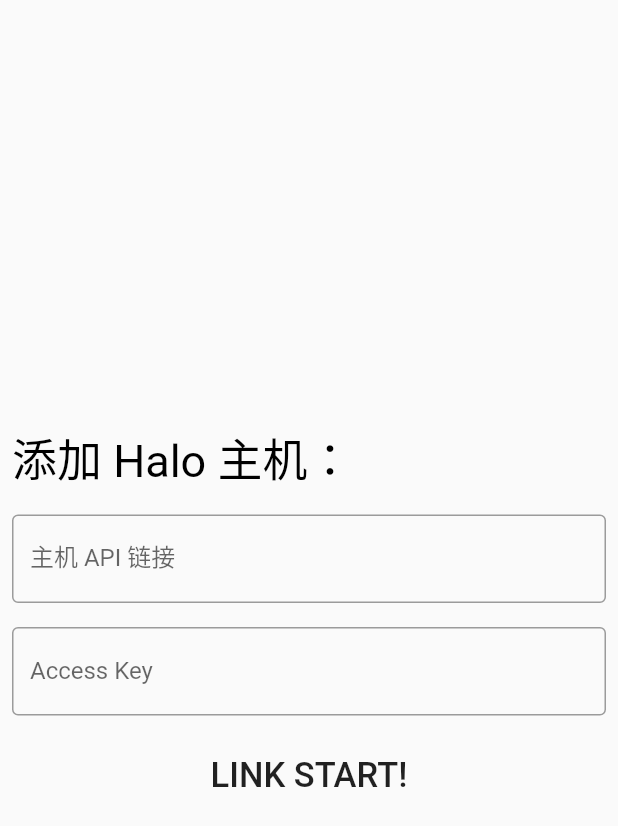
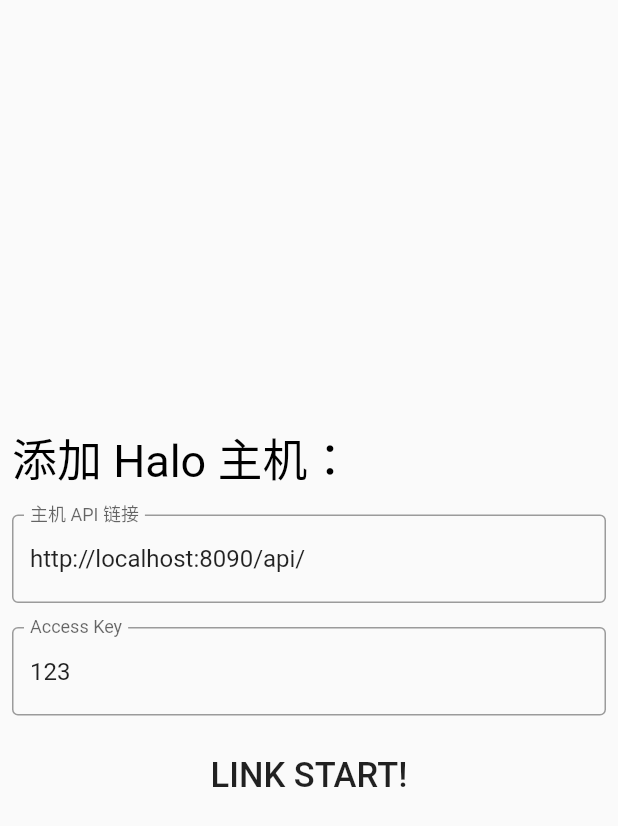
Before and after one commit to Yue-plus/SuperHalo, a Flutter app: the Tourist screen opened directly, after a tap on "LINK START!", on a phone screen of 412 x 824 dp. Shown: the top 826 px of the screen. Run offline on Flutter 3.47's test engine with Material 2 defaults, Android fonts, the phone set to English and light mode, and no system bars; our stand-ins replace shared_preferences; accounts and stored records are empty; network calls fail.

Commit message:
get `content/users/profile`

```diff
--- /dev/null
+++ b/lib/content-api/users.dart
@@ -0,0 +1,15 @@
+import 'package:shared_preferences/shared_preferences.dart';
+import 'package:http/http.dart' as http;
+
+class Users {
+  static getProfile() async {
+    SharedPreferences sp = await SharedPreferences.getInstance();
+    final _hostLink = sp.getString('HOST_LINK');
+    final _accessKey = sp.getString('ACCESS_KEY');
+
+    return await http.get(
+        Uri.parse(_hostLink! + 'content/users/profile'),
+        headers: { 'API-Authorization': _accessKey! }
+    );
+  }
+}
--- a/lib/welcome/tourist.dart
+++ b/lib/welcome/tourist.dart
@@ -1,4 +1,6 @@
 import 'package:flutter/material.dart';
+import 'package:shared_preferences/shared_preferences.dart';
+import '../content-api/users.dart';
 
 class Tourist extends StatefulWidget {
   const Tourist({Key? key}) : super(key: key);
@@ -8,12 +10,19 @@ class Tourist extends StatefulWidget {
 }
 
 class _TouristState extends State<Tourist> {
-  final _hostLink = TextEditingController();
-  final _accessKey = TextEditingController();
+  final _hostLink = TextEditingController(text: 'http://localhost:8090/api/');
+  final _accessKey = TextEditingController(text: '123');
 
   _validatorHostLink(String? value) {
     // TODO: 验证 URL 合法性
     return null;
+  }
+
+  void _linkStart() async {
+    SharedPreferences sp = await SharedPreferences.getInstance();
+    await sp.setString('HOST_LINK', _hostLink.text);
+    await sp.setString('ACCESS_KEY', _accessKey.text);
+    Users.getProfile();
   }
 
   @override
@@ -34,8 +43,8 @@ class _TouristState extends State<Tourist> {
                   '添加 Halo 主机：',
                   textDirection: TextDirection.ltr,
                   style: TextStyle(
-                      color: Colors.black,
-                      fontSize: 30
+                    color: Colors.black,
+                    fontSize: 30
                   ),
                 ),
                 const SizedBox(height: 16),
@@ -43,10 +52,10 @@ class _TouristState extends State<Tourist> {
                   controller: _hostLink,
                   validator: (v) => _validatorHostLink(v),
                   decoration: const InputDecoration(
-                      border: OutlineInputBorder(),
-                      labelText: '主机 API 链接',
-                      hintText: 'http(s)://example.com:<port>/api/'
-                  ),
+                    border: OutlineInputBorder(),
+                    labelText: '主机 API 链接',
+                    hintText: 'http(s)://example.com:8090/api/'
+                  )
                 ),
                 const SizedBox(height: 16),
                 TextField(
@@ -58,13 +67,11 @@ class _TouristState extends State<Tourist> {
                 ),
                 const SizedBox(height: 16),
                 MaterialButton(
-                  onPressed: () {
-                    print(_hostLink);
-                  },
+                  onPressed: _linkStart,
                   child: const Text(
                     "LINK START!",
                     style: TextStyle(
-                        fontSize: 23
+                      fontSize: 23
                     ),
                   )
                 )
```
